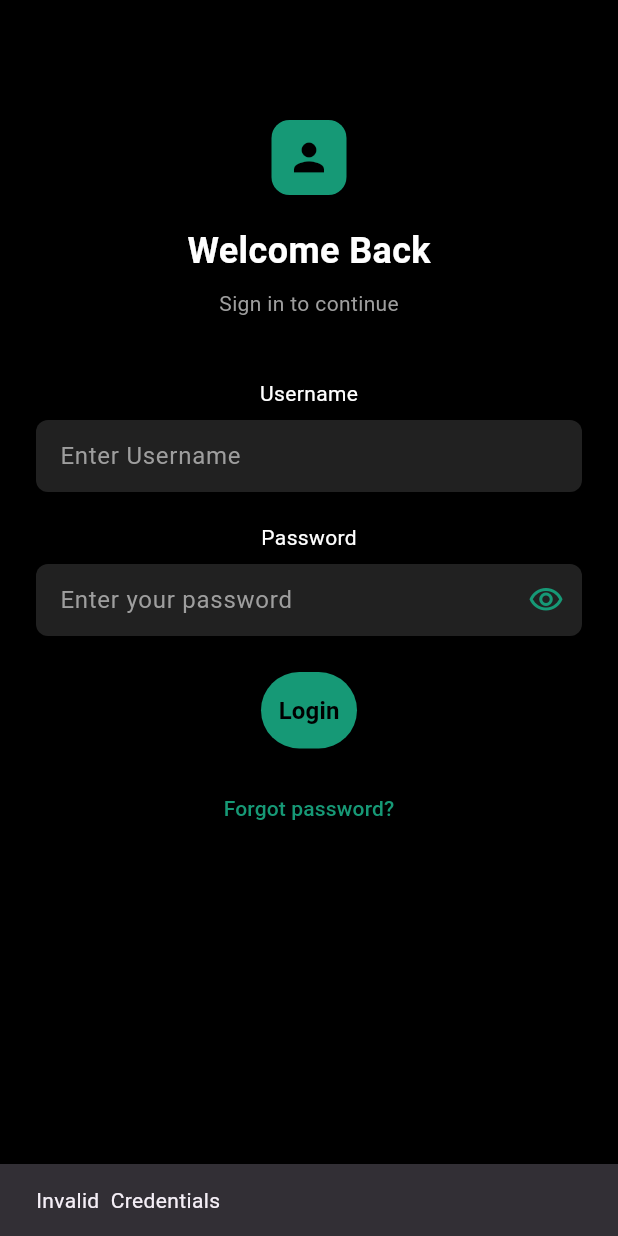
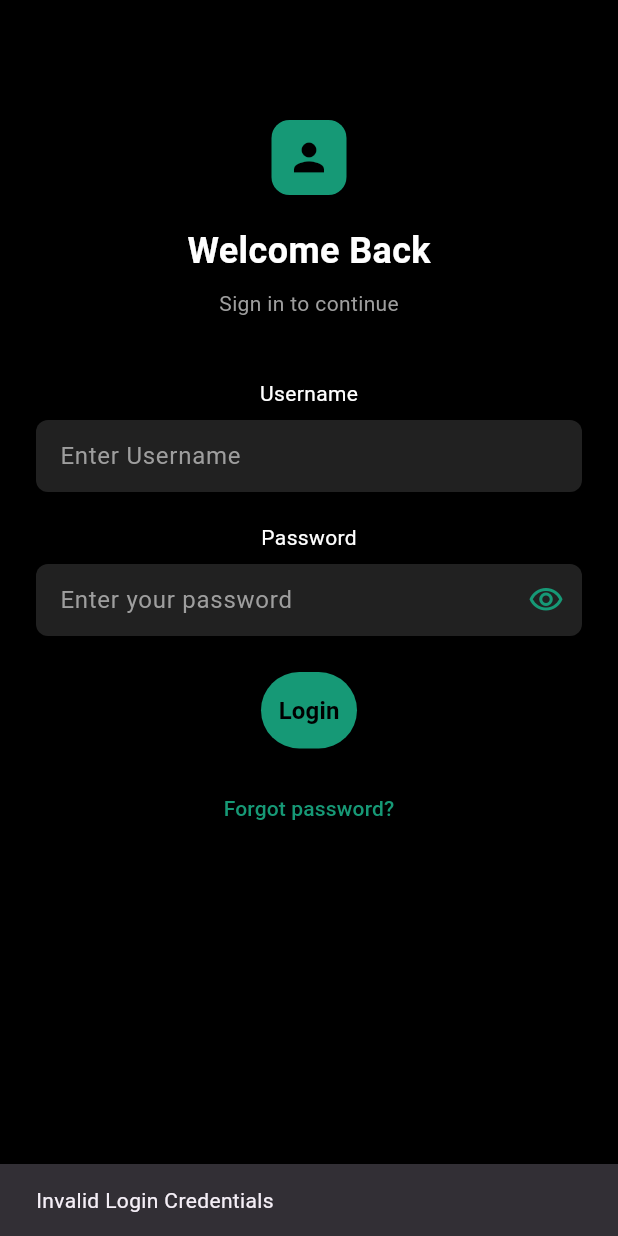
Before and after one commit to sydammani2003/adminuserlf, a Flutter app: the screen it shows after launch, after a tap on "Login", on a phone screen of 412 x 824 dp. Run offline on Flutter 3.47's test engine with Material 3 defaults, Android fonts, the phone set to English and light mode, and no system bars; our stand-ins replace carousel_slider, flutter_svg, qr_flutter, shared_preferences.

Commit message:
changes made

```diff
--- a/adminuserlf/lib/main.dart
+++ b/adminuserlf/lib/main.dart
@@ -1,4 +1,5 @@
 import 'package:adminuserlf/screens/login.dart';
+
 import 'package:flutter/material.dart';
 
 void main() {
--- a/adminuserlf/lib/screens/login.dart
+++ b/adminuserlf/lib/screens/login.dart
@@ -42,7 +42,7 @@ class _LoginScreenState extends State<LoginScreen> {
     } else if (userusername == username && userpassword == password) {
       return 'user';
     } else {
-      return 'Invalid  Credentials';
+      return 'Invalid Login Credentials';
     }
   }
 
@@ -169,7 +169,6 @@ class _LoginScreenState extends State<LoginScreen> {
         Custombutton(
           txt: 'Login',
           call: () async {
-
             String a = await getLoginCredentials(un.text, pw.text);
 
             setState(() {
@@ -206,7 +205,10 @@ class _LoginScreenState extends State<LoginScreen> {
             children: [
               Txtiph(txt: 'Username'),
               const SizedBox(height: 8),
-              Customtxtfield(txt: 'Enter Username',crtl: un,),
+              Customtxtfield(
+                txt: 'Enter Username',
+                crtl: un,
+              ),
               const SizedBox(height: 20),
               Txtiph(txt: 'Password'),
               const SizedBox(height: 8),
@@ -293,7 +295,10 @@ class _LoginScreenState extends State<LoginScreen> {
             children: [
               Txtiph(txt: 'Username'),
               const SizedBox(height: 8),
-              Customtxtfield(txt: 'Enter Username',crtl: un,),
+              Customtxtfield(
+                txt: 'Enter Username',
+                crtl: un,
+              ),
               const SizedBox(height: 20),
               Txtiph(txt: 'Password'),
               const SizedBox(height: 8),
--- a/adminuserlf/pubspec.yaml
+++ b/adminuserlf/pubspec.yaml
@@ -38,6 +38,8 @@ dependencies:
   carousel_slider: ^5.0.0
   qr_flutter: ^4.1.0
   shared_preferences: ^2.5.3
+  responsive_builder: ^0.7.1
+
 
 dev_dependencies:
   flutter_test:
```
Also changed, not shown: adminuserlf/pubspec.lock.
